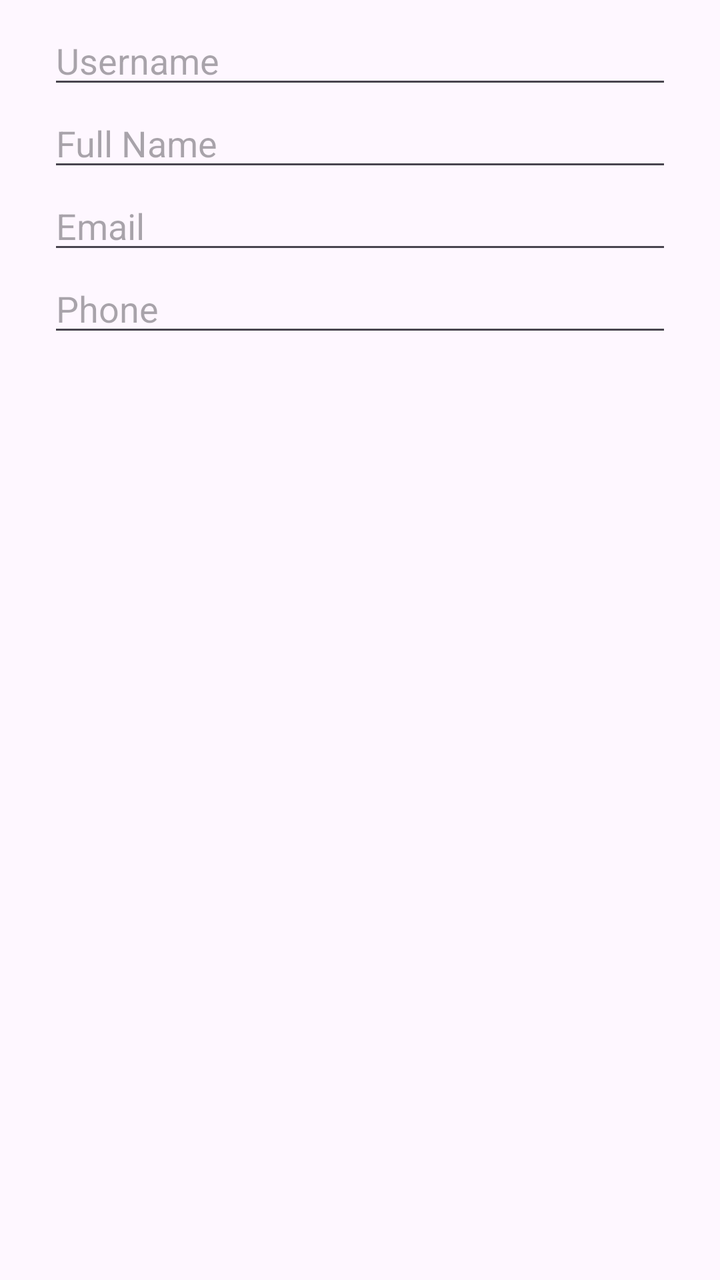
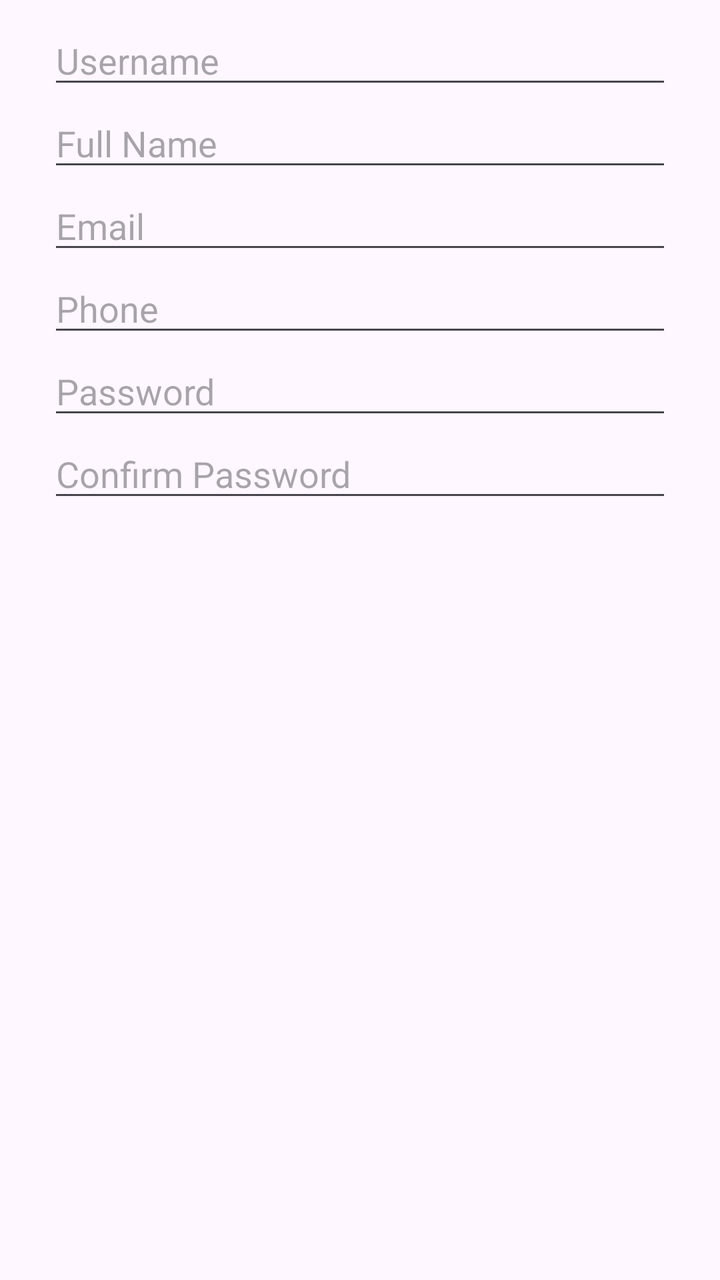

Compare the two renders of this Android layout. The source of the first and the diff that turns it into the second are given below.
<!-- AndroidManifest.xml: application theme Theme.ISCG7424GroupAssessment -->
<!-- res/layout/dialog_admin_user.xml -->
<?xml version="1.0" encoding="utf-8"?>
<LinearLayout xmlns:android="http://schemas.android.com/apk/res/android"
    android:layout_width="match_parent"
    android:layout_height="wrap_content"
    android:orientation="vertical"
    android:paddingStart="24dp"
    android:paddingTop="8dp"
    android:paddingEnd="24dp">

    <EditText
        android:id="@+id/et_userName"
        android:layout_width="match_parent"
        android:layout_height="wrap_content"
        android:hint="Username"
        android:inputType="textNoSuggestions"/>

    <EditText
        android:id="@+id/et_userFullName"
        android:layout_width="match_parent"
        android:layout_height="wrap_content"
        android:hint="Full Name"
        android:inputType="textPersonName|textCapWords"/>

    <EditText
        android:id="@+id/et_userEmail"
        android:layout_width="match_parent"
        android:layout_height="wrap_content"
        android:hint="Email"
        android:inputType="textEmailAddress"/>

    <EditText
        android:id="@+id/et_userPhone"
        android:layout_width="match_parent"
        android:layout_height="wrap_content"
        android:hint="Phone"
        android:inputType="phone"/>
</LinearLayout>
<!-- resources referenced by this layout -->
<resources>
  <style name="Theme.ISCG7424GroupAssessment" parent="Base.Theme.ISCG7424GroupAssessment" />
  <style name="Base.Theme.ISCG7424GroupAssessment" parent="Theme.Material3.DayNight.NoActionBar">
          
          
      </style>
</resources>

<!-- the commit's change to res/layout/dialog_admin_user.xml (unified diff, before → after) -->
@@ -1,37 +1,57 @@
 <?xml version="1.0" encoding="utf-8"?>
-<LinearLayout xmlns:android="http://schemas.android.com/apk/res/android"
+<ScrollView xmlns:android="http://schemas.android.com/apk/res/android"
     android:layout_width="match_parent"
-    android:layout_height="wrap_content"
-    android:orientation="vertical"
-    android:paddingStart="24dp"
-    android:paddingTop="8dp"
-    android:paddingEnd="24dp">
+    android:layout_height="wrap_content">
 
-    <EditText
-        android:id="@+id/et_userName"
+    <LinearLayout
         android:layout_width="match_parent"
         android:layout_height="wrap_content"
-        android:hint="Username"
-        android:inputType="textNoSuggestions"/>
+        android:orientation="vertical"
+        android:paddingStart="24dp"
+        android:paddingTop="8dp"
+        android:paddingEnd="24dp">
 
-    <EditText
-        android:id="@+id/et_userFullName"
-        android:layout_width="match_parent"
-        android:layout_height="wrap_content"
-        android:hint="Full Name"
-        android:inputType="textPersonName|textCapWords"/>
+        <EditText
+            android:id="@+id/et_userName"
+            android:layout_width="match_parent"
+            android:layout_height="wrap_content"
+            android:hint="Username"
+            android:inputType="textNoSuggestions"/>
 
-    <EditText
-        android:id="@+id/et_userEmail"
-        android:layout_width="match_parent"
-        android:layout_height="wrap_content"
-        android:hint="Email"
-        android:inputType="textEmailAddress"/>
+        <EditText
+            android:id="@+id/et_userFullName"
+            android:layout_width="match_parent"
+            android:layout_height="wrap_content"
+            android:hint="Full Name"
+            android:inputType="textPersonName|textCapWords"/>
 
-    <EditText
-        android:id="@+id/et_userPhone"
-        android:layout_width="match_parent"
-        android:layout_height="wrap_content"
-        android:hint="Phone"
-        android:inputType="phone"/>
-</LinearLayout>
+        <EditText
+            android:id="@+id/et_userEmail"
+            android:layout_width="match_parent"
+            android:layout_height="wrap_content"
+            android:hint="Email"
+            android:inputType="textEmailAddress"/>
+
+        <EditText
+            android:id="@+id/et_userPhone"
+            android:layout_width="match_parent"
+            android:layout_height="wrap_content"
+            android:hint="Phone"
+            android:inputType="phone"/>
+
+        <EditText
+            android:id="@+id/et_userPassword"
+            android:layout_width="match_parent"
+            android:layout_height="wrap_content"
+            android:hint="Password"
+            android:inputType="textPassword" />
+
+        <EditText
+            android:id="@+id/et_userConfirmPassword"
+            android:layout_width="match_parent"
+            android:layout_height="wrap_content"
+            android:hint="Confirm Password"
+            android:inputType="textPassword" />
+
+    </LinearLayout>
+</ScrollView>
